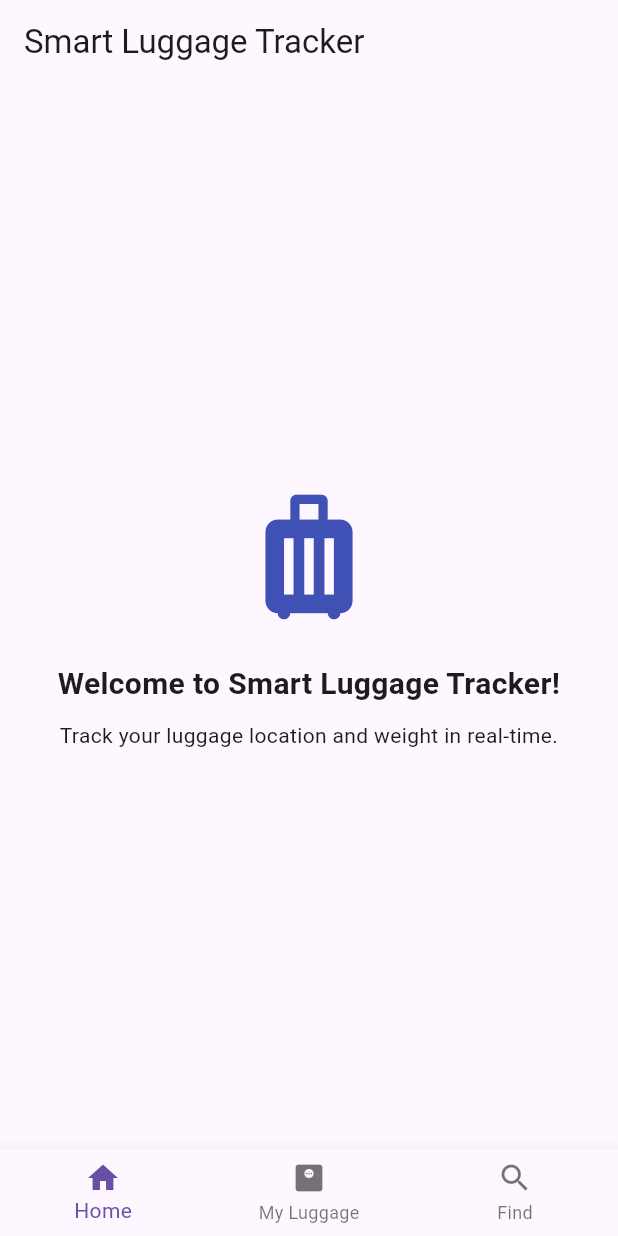
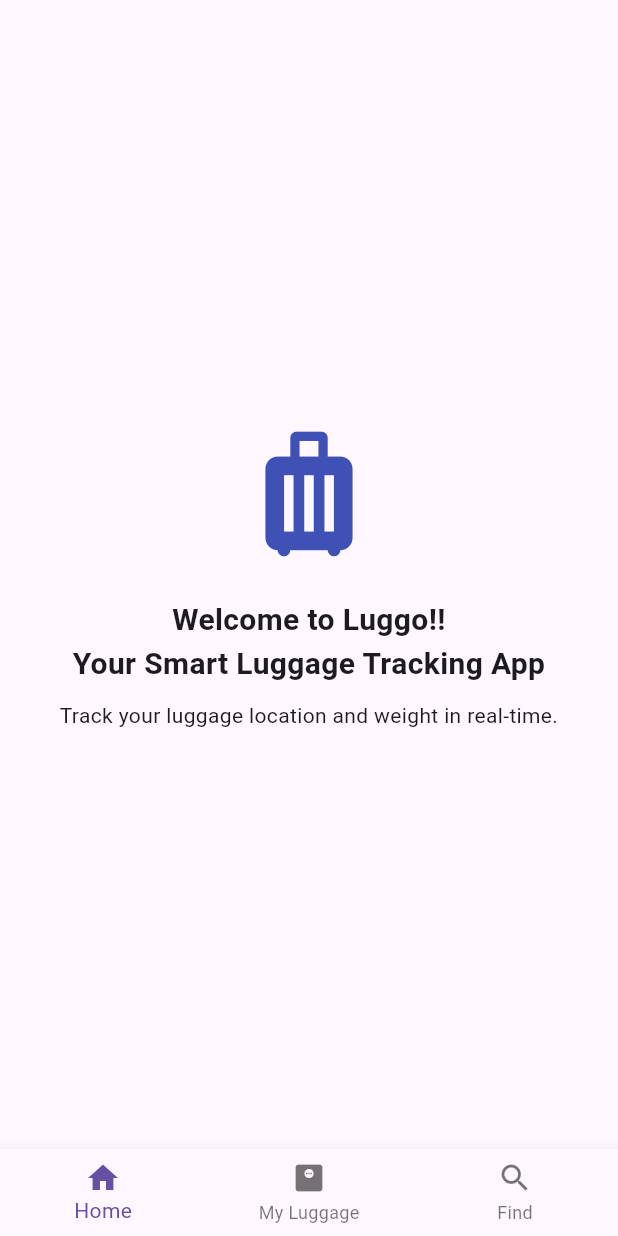
Before and after one commit to alexl011/CASA0015-Mobile-Systems-project, a Flutter app: the screen it shows after launch, on a phone screen of 412 x 824 dp. Run offline on Flutter 3.47's test engine with Material 3 defaults, Android fonts, the phone set to English and light mode, and no system bars; our stand-ins replace google_maps_flutter, percent_indicator.

Commit message:
change app name

```diff
--- a/lib/main.dart
+++ b/lib/main.dart
@@ -11,7 +11,7 @@ class SmartLuggageApp extends StatelessWidget {
   Widget build(BuildContext context) {
     return MaterialApp(
       debugShowCheckedModeBanner: false,
-      title: 'Smart Luggage Tracker',
+      title: 'Luggo',
       theme: ThemeData(primarySwatch: Colors.indigo),
       home: MainScreen(),
     );
@@ -35,7 +35,6 @@ class _MainScreenState extends State<MainScreen> {
   @override
   Widget build(BuildContext context) {
     return Scaffold(
-      appBar: AppBar(title: Text('Smart Luggage Tracker')),
       body: _pages[_currentIndex],
       bottomNavigationBar: BottomNavigationBar(
         currentIndex: _currentIndex,
@@ -61,7 +60,9 @@ class HomePage extends StatelessWidget {
           children: [
             Icon(Icons.luggage, size: 100, color: Colors.indigo),
             SizedBox(height: 20),
-            Text('Welcome to Smart Luggage Tracker!',
+            Text('Welcome to Luggo!!',
+                style: TextStyle(fontSize: 20, fontWeight: FontWeight.bold), textAlign: TextAlign.center),
+            Text('Your Smart Luggage Tracking App',
                 style: TextStyle(fontSize: 20, fontWeight: FontWeight.bold), textAlign: TextAlign.center),
             SizedBox(height: 10),
             Text('Track your luggage location and weight in real-time.',
@@ -72,8 +73,6 @@ class HomePage extends StatelessWidget {
     );
   }
 }
-
-
 
 class LuggagePage extends StatefulWidget {
   @override
@@ -132,7 +131,7 @@ class _LuggagePageState extends State<LuggagePage> {
 
 class FindPage extends StatelessWidget {
   void triggerSound() {
-    print('🔊 Luggage is beeping!');
+    print('🔊 Luggage is beeping!'); // Replace with actual Bluetooth/IoT trigger logic
   }
 
   final LatLng luggageLocation = LatLng(37.4219999, -122.0840575); // Sample location (Google HQ)
@@ -160,7 +159,7 @@ class FindPage extends StatelessWidget {
           padding: const EdgeInsets.all(16.0),
           child: Column(
             children: [
-              Text('Can’t find your luggage?', style: TextStyle(fontSize: 20)),
+              Text('Can\'t find your luggage?', style: TextStyle(fontSize: 20)),
               SizedBox(height: 10),
               ElevatedButton.icon(
                 icon: Icon(Icons.volume_up),
```
Also changed, not shown: pubspec.yaml (+2 -58 lines), 1 other file.
